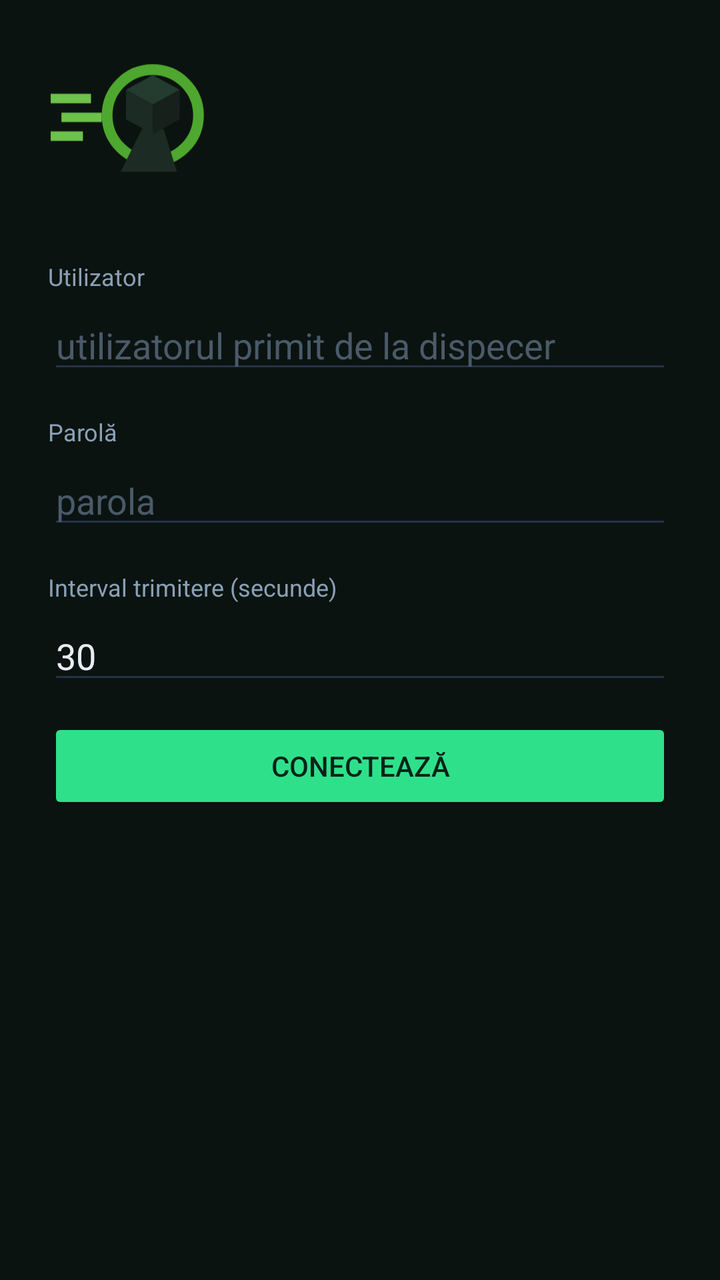
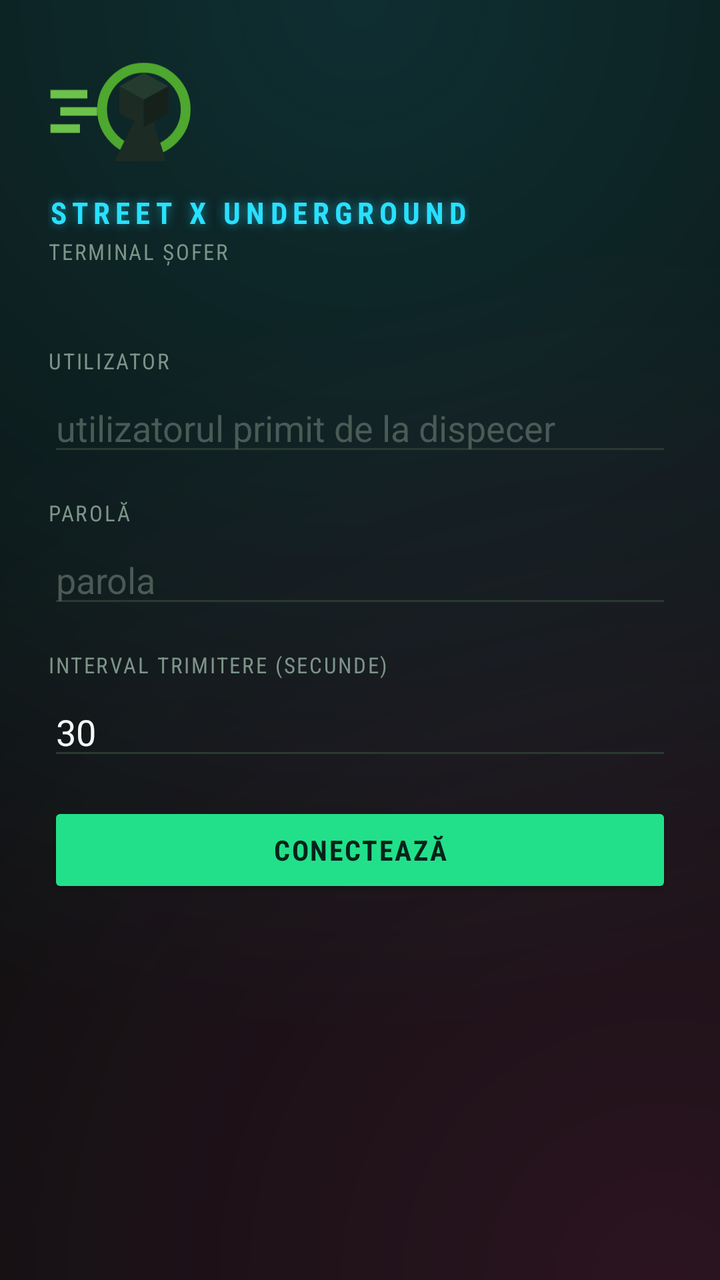

Two renders of the same Android screen: before a commit and after it. Below are the layout's source before the change and the commit's diff.
<!-- AndroidManifest.xml: application theme Theme.Material3.DayNight.NoActionBar -->
<!-- res/layout/activity_main.xml -->
<?xml version="1.0" encoding="utf-8"?>
<ScrollView xmlns:android="http://schemas.android.com/apk/res/android"
    xmlns:app="http://schemas.android.com/apk/res-auto"
    android:layout_width="match_parent"
    android:layout_height="match_parent"
    android:background="#0b1310"
    android:fillViewport="true">

    <LinearLayout
        android:layout_width="match_parent"
        android:layout_height="wrap_content"
        android:orientation="vertical"
        android:padding="24dp">

        
        <LinearLayout
            android:layout_width="match_parent"
            android:layout_height="wrap_content"
            android:orientation="horizontal"
            android:gravity="center_vertical">

            <LinearLayout
                android:layout_width="0dp"
                android:layout_height="wrap_content"
                android:layout_weight="1"
                android:orientation="vertical">

                <ImageView
                    android:layout_width="wrap_content"
                    android:layout_height="70dp"
                    android:adjustViewBounds="true"
                    android:src="@drawable/ic_logo"
                    android:contentDescription="@string/app_name" />
            </LinearLayout>

            <com.google.android.material.imageview.ShapeableImageView
                android:id="@+id/ivProfile"
                android:layout_width="44dp"
                android:layout_height="44dp"
                android:scaleType="centerCrop"
                android:background="#173a2a"
                android:visibility="gone"
                app:shapeAppearanceOverlay="@style/CircleImage"
                app:strokeColor="#2fe08a"
                app:strokeWidth="2dp" />
        </LinearLayout>

        
        <LinearLayout
            android:id="@+id/loginBox"
            android:layout_width="match_parent"
            android:layout_height="wrap_content"
            android:orientation="vertical"
            android:layout_marginTop="20dp">

            <TextView style="@style/Lbl" android:text="Utilizator" />
            <EditText
                android:id="@+id/etUser"
                style="@style/Inp"
                android:hint="utilizatorul primit de la dispecer"
                android:inputType="text"
                android:autofillHints="username" />

            <TextView style="@style/Lbl" android:text="Parolă" />
            <EditText
                android:id="@+id/etPass"
                style="@style/Inp"
                android:hint="parola"
                android:inputType="textPassword"
                android:autofillHints="password" />

            <TextView style="@style/Lbl" android:text="Interval trimitere (secunde)" />
            <EditText
                android:id="@+id/etInterval"
                style="@style/Inp"
                android:text="30"
                android:inputType="number" />

            <Button
                android:id="@+id/btnLogin"
                android:layout_width="match_parent"
                android:layout_height="wrap_content"
                android:layout_marginTop="12dp"
                android:backgroundTint="#2fe08a"
                android:textColor="#06231a"
                android:text="Conectează" />
        </LinearLayout>

        
        <LinearLayout
            android:id="@+id/onlineBox"
            android:layout_width="match_parent"
            android:layout_height="wrap_content"
            android:orientation="vertical"
            android:gravity="center_horizontal"
            android:visibility="gone">

            <TextView
                android:id="@+id/tvStatus"
                android:layout_width="wrap_content"
                android:layout_height="wrap_content"
                android:layout_marginTop="40dp"
                android:layout_marginBottom="20dp"
                android:text="○ OFFLINE"
                android:textSize="20sp"
                android:textStyle="bold" />

            <Button
                android:id="@+id/btnToggle"
                android:layout_width="match_parent"
                android:layout_height="120dp"
                android:backgroundTint="#2fe08a"
                android:textColor="#06231a"
                android:textSize="24sp"
                android:textStyle="bold"
                android:text="GO ONLINE" />

            <Button
                android:id="@+id/btnRoutes"
                android:layout_width="match_parent"
                android:layout_height="wrap_content"
                android:layout_marginTop="28dp"
                android:text="🛣️ Trasee" />

            <Button
                android:id="@+id/btnCourses"
                android:layout_width="match_parent"
                android:layout_height="wrap_content"
                android:layout_marginTop="12dp"
                android:text="💬 Chat cu dispecerul" />

            <TextView
                android:layout_width="match_parent"
                android:layout_height="wrap_content"
                android:layout_marginTop="28dp"
                android:textColor="#6e7681"
                android:textSize="12sp"
                android:text="La pornire alege „Permite tot timpul” pentru locație, ca urmărirea să meargă și cu telefonul blocat. Apasă iconița din dreapta sus pentru cont / deconectare." />
        </LinearLayout>

    </LinearLayout>
</ScrollView>
<!-- resources referenced by this layout -->
<resources>
  <!-- drawable ic_logo (drawable) -->
  <vector xmlns:android="http://schemas.android.com/apk/res/android"
      android:width="128dp"
      android:height="104dp"
      android:viewportWidth="128"
      android:viewportHeight="104">
      
      <path android:fillColor="#6cc24a" android:pathData="M2,34 h30 v7 h-30 z" />
      <path android:fillColor="#6cc24a" android:pathData="M10,48 h30 v7 h-30 z" />
      <path android:fillColor="#6cc24a" android:pathData="M2,62 h24 v7 h-24 z" />
      
      <path
          android:fillColor="#00000000"
          android:strokeColor="#4ea72e"
          android:strokeWidth="8"
          android:pathData="M44,50 a34,34 0 1,1 68,0 a34,34 0 1,1 -68,0" />
      
      <path android:fillColor="#1c2b24" android:pathData="M54,92 L70,60 L86,60 L96,92 Z" />
      
      <path android:fillColor="#243b30" android:pathData="M78,20 L98,31 L78,42 L58,31 Z" />
      <path android:fillColor="#1c2b24" android:pathData="M58,31 L78,42 L78,64 L58,53 Z" />
      <path android:fillColor="#16211c" android:pathData="M98,31 L78,42 L78,64 L98,53 Z" />
  </vector>
  <string name="app_name">DropLy Courier</string>
  <style name="CircleImage">
          <item name="cornerFamily">rounded</item>
          <item name="cornerSize">50%</item>
      </style>
  <style name="Inp">
          <item name="android:layout_width">match_parent</item>
          <item name="android:layout_height">wrap_content</item>
          <item name="android:textColor">#e6edf3</item>
          <item name="android:textColorHint">#4a5a6a</item>
          <item name="android:backgroundTint">#243447</item>
      </style>
  <style name="Lbl">
          <item name="android:layout_width">wrap_content</item>
          <item name="android:layout_height">wrap_content</item>
          <item name="android:layout_marginTop">16dp</item>
          <item name="android:layout_marginBottom">4dp</item>
          <item name="android:textColor">#8aa0b6</item>
          <item name="android:textSize">12sp</item>
      </style>
</resources>

<!-- the commit's change to res/layout/activity_main.xml (unified diff, before → after) -->
@@ -3,7 +3,7 @@
     xmlns:app="http://schemas.android.com/apk/res-auto"
     android:layout_width="match_parent"
     android:layout_height="match_parent"
-    android:background="#0b1310"
+    android:background="@drawable/bg_underground"
     android:fillViewport="true">
 
     <LinearLayout
@@ -27,10 +27,27 @@
 
                 <ImageView
                     android:layout_width="wrap_content"
-                    android:layout_height="70dp"
+                    android:layout_height="64dp"
                     android:adjustViewBounds="true"
                     android:src="@drawable/ic_logo"
                     android:contentDescription="@string/app_name" />
+
+                <TextView
+                    style="@style/NeonTitle"
+                    android:layout_marginTop="8dp"
+                    android:text="Street X Underground"
+                    android:textColor="#28e0ff"
+                    android:textSize="15sp"
+                    android:shadowColor="#8028e0ff"
+                    android:shadowRadius="12"
+                    android:shadowDx="0"
+                    android:shadowDy="0" />
+
+                <TextView
+                    style="@style/Lbl"
+                    android:layout_marginTop="2dp"
+                    android:text="Terminal șofer"
+                    android:textColor="#7c9488" />
             </LinearLayout>
 
             <com.google.android.material.imageview.ShapeableImageView
@@ -80,9 +97,13 @@
                 android:id="@+id/btnLogin"
                 android:layout_width="match_parent"
                 android:layout_height="wrap_content"
-                android:layout_marginTop="12dp"
-                android:backgroundTint="#2fe08a"
+                android:layout_marginTop="16dp"
+                android:backgroundTint="#22e08a"
                 android:textColor="#06231a"
+                android:fontFamily="sans-serif-condensed"
+                android:textStyle="bold"
+                android:letterSpacing="0.06"
+                app:cornerRadius="12dp"
                 android:text="Conectează" />
         </LinearLayout>
 
@@ -109,10 +130,13 @@
                 android:id="@+id/btnToggle"
                 android:layout_width="match_parent"
                 android:layout_height="120dp"
-                android:backgroundTint="#2fe08a"
+                android:backgroundTint="#22e08a"
                 android:textColor="#06231a"
-                android:textSize="24sp"
+                android:textSize="26sp"
                 android:textStyle="bold"
+                android:fontFamily="sans-serif-condensed"
+                android:letterSpacing="0.12"
+                app:cornerRadius="16dp"
                 android:text="GO ONLINE" />
 
             <Button
@@ -120,6 +144,13 @@
                 android:layout_width="match_parent"
                 android:layout_height="wrap_content"
                 android:layout_marginTop="28dp"
+                android:backgroundTint="#18221d"
+                android:textColor="#bdefff"
+                android:fontFamily="sans-serif-condensed"
+                android:letterSpacing="0.04"
+                app:cornerRadius="12dp"
+                app:strokeColor="#5528e0ff"
+                app:strokeWidth="1dp"
                 android:text="🛣️ Trasee" />
 
             <Button
@@ -127,6 +158,13 @@
                 android:layout_width="match_parent"
                 android:layout_height="wrap_content"
                 android:layout_marginTop="12dp"
+                android:backgroundTint="#18221d"
+                android:textColor="#c9f7e6"
+                android:fontFamily="sans-serif-condensed"
+                android:letterSpacing="0.04"
+                app:cornerRadius="12dp"
+                app:strokeColor="#5522e08a"
+                app:strokeWidth="1dp"
                 android:text="💬 Chat cu dispecerul" />
 
             <TextView
<!-- resource entries referenced after the edit -->
@@ -1,5 +1,36 @@
 <!-- resources referenced by this layout -->
 <resources>
+  <!-- drawable bg_underground (drawable) -->
+  <?xml version="1.0" encoding="utf-8"?>
+  <layer-list xmlns:android="http://schemas.android.com/apk/res/android">
+      <item>
+          <shape android:shape="rectangle">
+              <solid android:color="#0a0f0d" />
+          </shape>
+      </item>
+      <item>
+          <shape android:shape="rectangle">
+              <gradient
+                  android:type="radial"
+                  android:gradientRadius="520dp"
+                  android:centerX="0.5"
+                  android:centerY="0.0"
+                  android:startColor="#2628e0ff"
+                  android:endColor="#000a0f0d" />
+          </shape>
+      </item>
+      <item>
+          <shape android:shape="rectangle">
+              <gradient
+                  android:type="radial"
+                  android:gradientRadius="520dp"
+                  android:centerX="0.92"
+                  android:centerY="1.0"
+                  android:startColor="#22ff2d95"
+                  android:endColor="#000a0f0d" />
+          </shape>
+      </item>
+  </layer-list>
   <!-- drawable ic_logo (drawable) -->
   <vector xmlns:android="http://schemas.android.com/apk/res/android"
       android:width="128dp"
@@ -23,7 +54,7 @@
       <path android:fillColor="#1c2b24" android:pathData="M58,31 L78,42 L78,64 L58,53 Z" />
       <path android:fillColor="#16211c" android:pathData="M98,31 L78,42 L78,64 L98,53 Z" />
   </vector>
-  <string name="app_name">DropLy Courier</string>
+  <string name="app_name">Street X Underground</string>
   <style name="CircleImage">
           <item name="cornerFamily">rounded</item>
           <item name="cornerSize">50%</item>
@@ -31,17 +62,28 @@
   <style name="Inp">
           <item name="android:layout_width">match_parent</item>
           <item name="android:layout_height">wrap_content</item>
-          <item name="android:textColor">#e6edf3</item>
-          <item name="android:textColorHint">#4a5a6a</item>
-          <item name="android:backgroundTint">#243447</item>
+          <item name="android:textColor">#f5f8f5</item>
+          <item name="android:textColorHint">#4a5a55</item>
+          <item name="android:backgroundTint">#2a3a30</item>
       </style>
   <style name="Lbl">
           <item name="android:layout_width">wrap_content</item>
           <item name="android:layout_height">wrap_content</item>
           <item name="android:layout_marginTop">16dp</item>
           <item name="android:layout_marginBottom">4dp</item>
-          <item name="android:textColor">#8aa0b6</item>
-          <item name="android:textSize">12sp</item>
+          <item name="android:textColor">#7c9488</item>
+          <item name="android:textSize">11sp</item>
+          <item name="android:fontFamily">sans-serif-condensed</item>
+          <item name="android:letterSpacing">0.08</item>
+          <item name="android:textAllCaps">true</item>
+      </style>
+  <style name="NeonTitle">
+          <item name="android:layout_width">wrap_content</item>
+          <item name="android:layout_height">wrap_content</item>
+          <item name="android:fontFamily">sans-serif-condensed</item>
+          <item name="android:textStyle">bold</item>
+          <item name="android:letterSpacing">0.18</item>
+          <item name="android:textAllCaps">true</item>
       </style>
 </resources>
 
